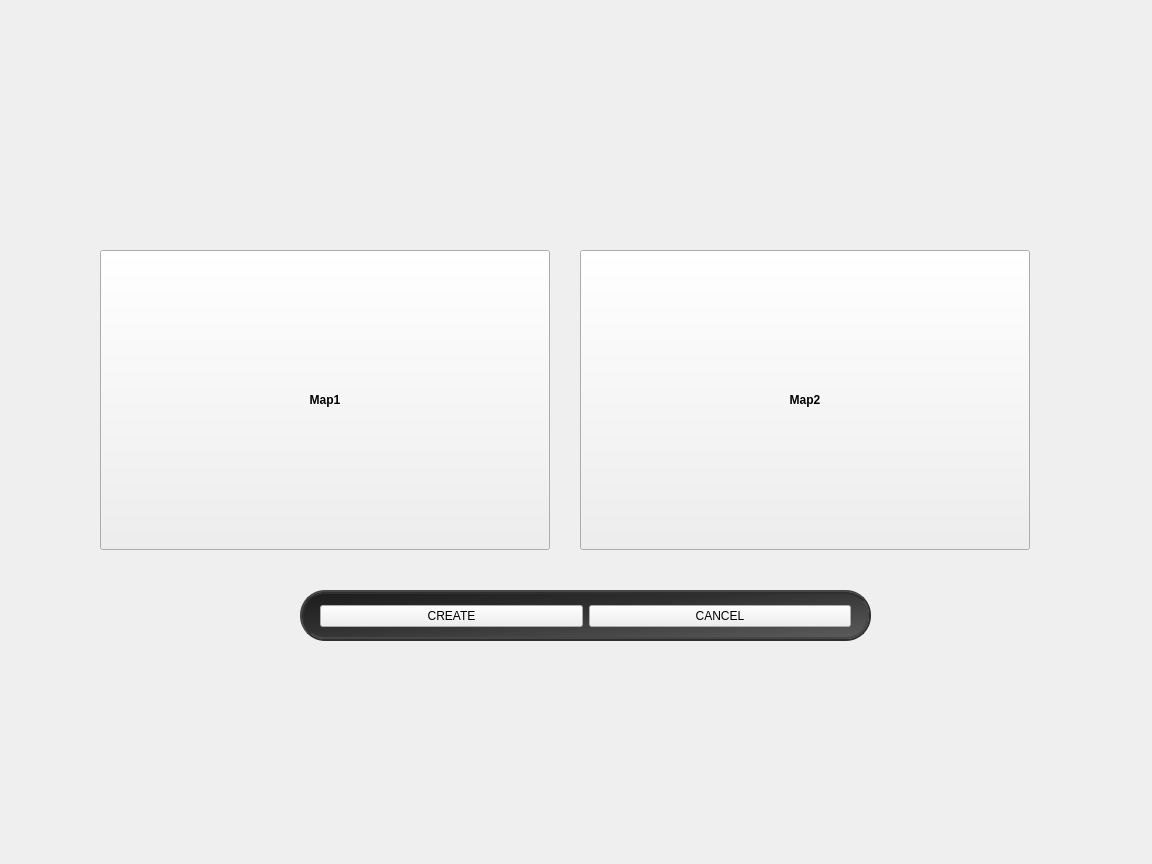
The window that src/client/gui/creategame.ui (HqWisen/CityLord) describes before a commit, drawn with Qt 5.
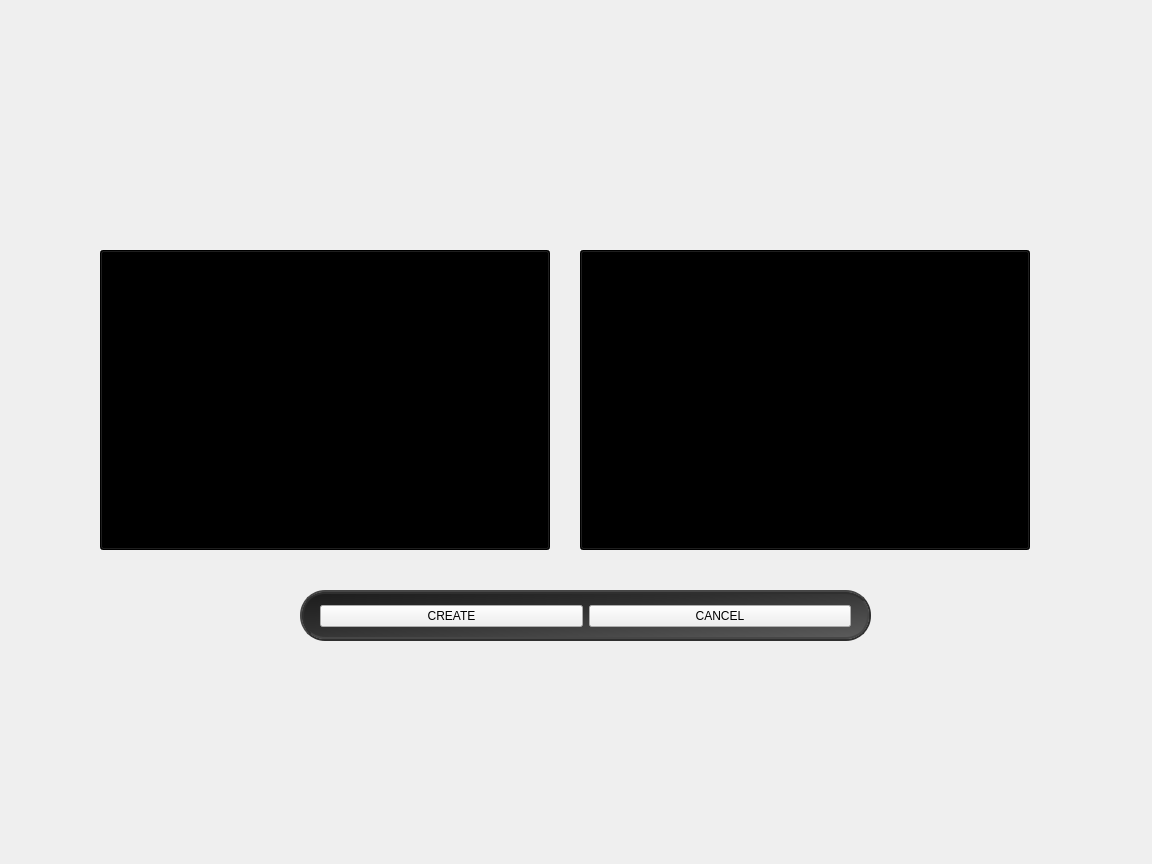
The same window after the commit. Icons and pictures are not drawn.

What changed in the file:
```diff
--- a/src/client/gui/creategame.ui
+++ b/src/client/gui/creategame.ui
@@ -79,6 +79,9 @@
      <height>300</height>
     </rect>
    </property>
+   <property name="styleSheet">
+    <string notr="true">QPushButton{background-color:black;}</string>
+   </property>
    <property name="text">
     <string>Map1</string>
    </property>
@@ -92,6 +95,9 @@
      <height>300</height>
     </rect>
    </property>
+   <property name="styleSheet">
+    <string notr="true">QPushButton{background-color:black; }</string>
+   </property>
    <property name="text">
     <string>Map2</string>
    </property>
```
Left out of the diff: 4 changed lines with no effect on the pictures.
